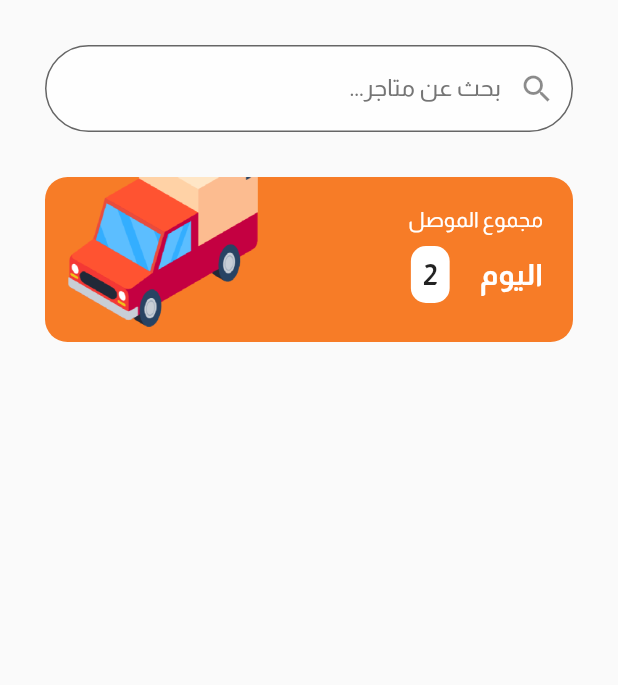
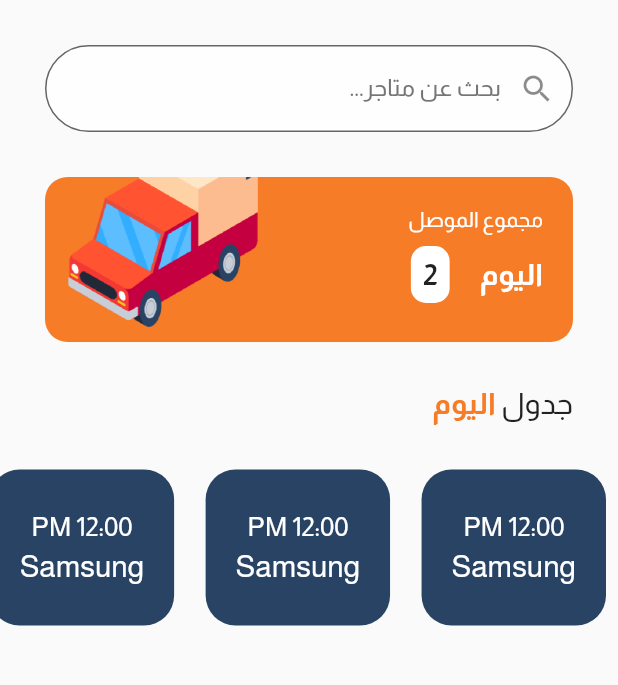
Before and after one commit to mohmedkasim/driverBox, a Flutter app: the screen it shows after launch, on a phone screen of 412 x 824 dp, the part 87-772 px from its top. Run offline on Flutter 3.47's test engine with Material 2 defaults, Android fonts, the phone set to English and light mode, and no system bars.

Commit message:
change padding

```diff
--- a/lib/home_screen.dart
+++ b/lib/home_screen.dart
@@ -1,9 +1,9 @@
 import 'package:flutter/material.dart';
 import 'package:trock_driver/components/logo_container.dart';
 import 'package:trock_driver/components/user_account_container.dart';
-import 'package:trock_driver/constents.dart';
 
 import 'components/total_delivered_container.dart';
+import 'constents.dart';
 
 class HomeScreen extends StatefulWidget {
   @override
@@ -17,7 +17,9 @@ class _HomeScreenState extends State<HomeScreen> {
       color: Colors.white,
       child: SafeArea(
         child: Scaffold(
-          body: Padding(
+          body: Column(
+            children: [
+              Padding(
                   padding: EdgeInsets.symmetric(horizontal: 30, vertical: 10),
                   child: Column(
                     children: [
@@ -43,9 +45,70 @@ class _HomeScreenState extends State<HomeScreen> {
                             fillColor: Colors.white70),
                       ),
                       SizedBox(height: 30),
-                TotalDeliveredContainer()
+                      TotalDeliveredContainer(),
+                      SizedBox(height: 30),
+                      Row(
+                        children: [
+                          Text(
+                            'جدول ',
+                            style: TextStyle(fontSize: 20),
+                          ),
+                          Text(
+                            'اليوم',
+                            style: TextStyle(
+                                fontSize: 20,
+                                color: cPrimaryColor,
+                                fontWeight: FontWeight.bold),
+                          )
                         ],
                       ),
+                      SizedBox(height: 15),
+                    ],
+                  )),
+              Container(
+                height: 120,
+                child: ListView.separated(
+                  scrollDirection: Axis.horizontal,
+                  shrinkWrap: true,
+                  primary: false,
+                  itemCount: 4,
+                  separatorBuilder: (context, int index) {
+                    return SizedBox(
+                      width: 5,
+                    );
+                  },
+                  itemBuilder: (BuildContext context, int index) {
+                    return Padding(
+                      padding: const EdgeInsets.all(8.0),
+                      child: Container(
+                        decoration: BoxDecoration(
+                            borderRadius: BorderRadius.circular(20),
+                            color: cCardColor),
+                        child: Padding(
+                          padding: const EdgeInsets.all(20.0),
+                          child: Column(
+                            mainAxisAlignment: MainAxisAlignment.center,
+                            children: [
+                              Text(
+                                "12:00 PM",
+                                style: TextStyle(
+                                    color: Colors.white, fontSize: 18),
+                              ),
+                              SizedBox(height: 5),
+                              Text(
+                                "Samsung",
+                                style: TextStyle(
+                                    color: Colors.white, fontSize: 20),
+                              ),
+                            ],
+                          ),
+                        ),
+                      ),
+                    );
+                  },
+                ),
+              )
+            ],
           ),
         ),
       ),
```
Lines whose indentation alone changed are shown as unchanged.
